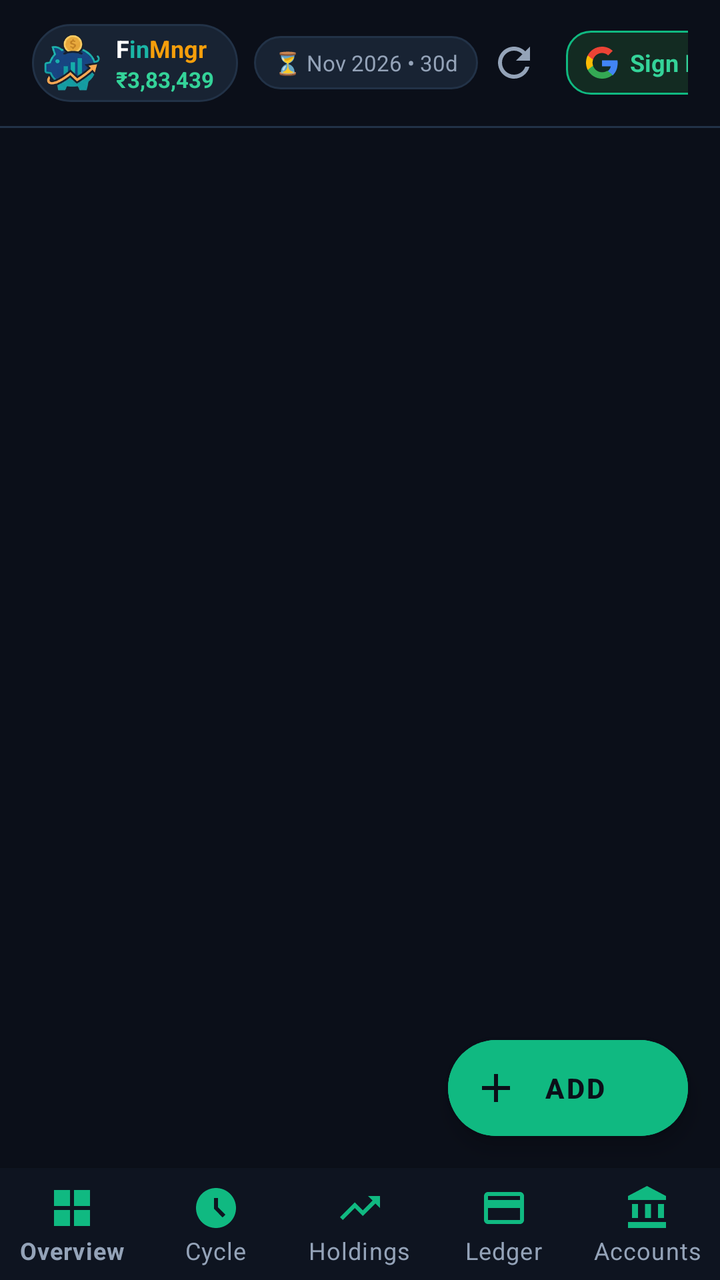
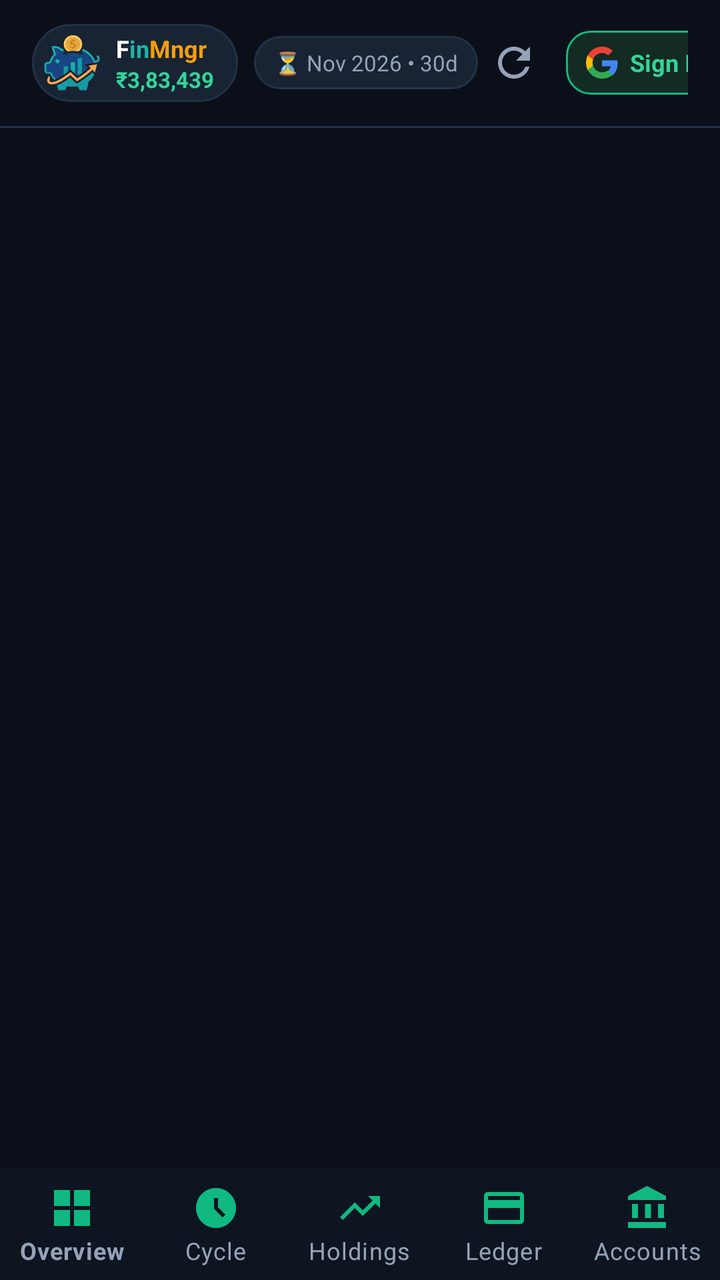

An Android layout rendered at two revisions. The XML below is the earlier revision; the diff shows what the commit changed to produce the second picture.
<!-- AndroidManifest.xml: activity theme AppTheme.NoActionBarLaunch -->
<!-- res/layout/activity_main.xml -->
<?xml version="1.0" encoding="utf-8"?>
<androidx.coordinatorlayout.widget.CoordinatorLayout
    xmlns:android="http://schemas.android.com/apk/res/android"
    xmlns:app="http://schemas.android.com/apk/res-auto"
    xmlns:tools="http://schemas.android.com/tools"
    android:layout_width="match_parent"
    android:layout_height="match_parent"
    android:background="@color/bg_dark">

    <LinearLayout
        android:layout_width="match_parent"
        android:layout_height="match_parent"
        android:orientation="vertical">

        
        <LinearLayout
            android:id="@+id/headerLayout"
            android:layout_width="match_parent"
            android:layout_height="wrap_content"
            android:orientation="horizontal"
            android:gravity="center_vertical"
            android:paddingStart="16dp"
            android:paddingEnd="16dp"
            android:paddingTop="12dp"
            android:paddingBottom="12dp"
            android:background="@color/bg_dark">

            
            <LinearLayout
                android:layout_width="wrap_content"
                android:layout_height="wrap_content"
                android:orientation="horizontal"
                android:gravity="center_vertical"
                android:background="@drawable/bg_pill_dark"
                android:paddingStart="6dp"
                android:paddingEnd="12dp"
                android:paddingTop="4dp"
                android:paddingBottom="4dp">

                <ImageView
                    android:layout_width="28dp"
                    android:layout_height="28dp"
                    android:src="@drawable/ic_finmngr_piggy"
                    android:contentDescription="FinMngr Logo" />

                <LinearLayout
                    android:layout_width="wrap_content"
                    android:layout_height="wrap_content"
                    android:orientation="vertical"
                    android:layout_marginStart="8dp">

                    <LinearLayout
                        android:layout_width="wrap_content"
                        android:layout_height="wrap_content"
                        android:orientation="horizontal">

                        <TextView
                            android:layout_width="wrap_content"
                            android:layout_height="wrap_content"
                            android:text="F"
                            android:textColor="#FFFFFF"
                            android:textSize="12sp"
                            android:textStyle="bold" />

                        <TextView
                            android:layout_width="wrap_content"
                            android:layout_height="wrap_content"
                            android:text="in"
                            android:textColor="#1BB5A6"
                            android:textSize="12sp"
                            android:textStyle="bold" />

                        <TextView
                            android:layout_width="wrap_content"
                            android:layout_height="wrap_content"
                            android:text="Mngr"
                            android:textColor="#F59E0B"
                            android:textSize="12sp"
                            android:textStyle="bold" />
                    </LinearLayout>

                    <TextView
                        android:id="@+id/tvHeaderNetWorth"
                        android:layout_width="wrap_content"
                        android:layout_height="wrap_content"
                        android:text="₹3,83,439"
                        android:textColor="@color/green_mint"
                        android:textSize="11sp"
                        android:textStyle="bold" />
                </LinearLayout>
            </LinearLayout>

            
            <TextView
                android:id="@+id/tvHeaderCycle"
                android:layout_width="wrap_content"
                android:layout_height="wrap_content"
                android:layout_marginStart="8dp"
                android:background="@drawable/bg_pill_dark"
                android:paddingStart="10dp"
                android:paddingEnd="10dp"
                android:paddingTop="6dp"
                android:paddingBottom="6dp"
                android:text="⏳ Nov 2026 • 30d"
                android:textColor="@color/text_secondary"
                android:textSize="11sp" />

            <View
                android:layout_width="0dp"
                android:layout_height="1dp"
                android:layout_weight="1" />

            
            <ImageButton
                android:id="@+id/btnRefresh"
                android:layout_width="36dp"
                android:layout_height="36dp"
                android:background="?attr/selectableItemBackgroundBorderless"
                android:src="@drawable/ic_refresh"
                android:contentDescription="Refresh Google Sheet"
                android:padding="6dp" />

            
            <LinearLayout
                android:id="@+id/btnGoogleAuth"
                android:layout_width="wrap_content"
                android:layout_height="32dp"
                android:layout_marginStart="8dp"
                android:orientation="horizontal"
                android:gravity="center_vertical"
                android:background="@drawable/bg_chip_green"
                android:paddingStart="10dp"
                android:paddingEnd="10dp"
                android:clickable="true"
                android:focusable="true">

                <ImageView
                    android:id="@+id/ivGoogleIcon"
                    android:layout_width="16dp"
                    android:layout_height="16dp"
                    android:src="@drawable/ic_google" />

                <TextView
                    android:id="@+id/tvGoogleAuthText"
                    android:layout_width="wrap_content"
                    android:layout_height="wrap_content"
                    android:layout_marginStart="6dp"
                    android:text="Sign In"
                    android:textColor="@color/green_mint"
                    android:textSize="12sp"
                    android:textStyle="bold" />
            </LinearLayout>
        </LinearLayout>

        
        <View
            android:layout_width="match_parent"
            android:layout_height="1dp"
            android:background="@color/border_dark" />

        
        <FrameLayout
            android:id="@+id/fragmentContainer"
            android:layout_width="match_parent"
            android:layout_height="0dp"
            android:layout_weight="1" />

        
        <LinearLayout
            android:id="@+id/layoutUnauthorized"
            android:layout_width="match_parent"
            android:layout_height="0dp"
            android:layout_weight="1"
            android:orientation="vertical"
            android:gravity="center"
            android:padding="28dp"
            android:visibility="gone"
            android:background="@color/bg_dark">

            <ImageView
                android:layout_width="150dp"
                android:layout_height="48dp"
                android:layout_marginBottom="24dp"
                android:src="@drawable/logo_finmngr"
                android:adjustViewBounds="true"
                android:contentDescription="FinMngr Logo" />

            
            <FrameLayout
                android:layout_width="88dp"
                android:layout_height="88dp"
                android:background="@drawable/bg_pill_dark">

                <ImageView
                    android:id="@+id/ivUnauthorizedIcon"
                    android:layout_width="44dp"
                    android:layout_height="44dp"
                    android:layout_gravity="center"
                    android:src="@drawable/ic_lock"
                    app:tint="@color/red_rose" />
            </FrameLayout>

            <TextView
                android:id="@+id/tvUnauthorizedTitle"
                android:layout_width="wrap_content"
                android:layout_height="wrap_content"
                android:layout_marginTop="20dp"
                android:text="You are not authorized"
                android:textColor="@color/red_rose"
                android:textSize="22sp"
                android:textStyle="bold"
                android:gravity="center" />

            <TextView
                android:id="@+id/tvUnauthorizedReason"
                android:layout_width="match_parent"
                android:layout_height="wrap_content"
                android:layout_marginTop="12dp"
                android:text="Access is restricted to samiyasti@gmail.com.\nPlease sign in with the authorized Google account to view or edit your financial data."
                android:textColor="@color/text_secondary"
                android:textSize="14sp"
                android:lineSpacingExtra="4dp"
                android:gravity="center" />

            <com.google.android.material.button.MaterialButton
                android:id="@+id/btnUnauthorizedAction"
                android:layout_width="wrap_content"
                android:layout_height="52dp"
                android:layout_marginTop="28dp"
                android:paddingStart="24dp"
                android:paddingEnd="24dp"
                android:text="Sign in with samiyasti@gmail.com"
                android:textColor="#FFFFFF"
                android:textSize="14sp"
                android:textStyle="bold"
                app:backgroundTint="@color/colorPrimary"
                app:cornerRadius="26dp"
                app:icon="@drawable/ic_google"
                app:iconTint="@null"
                app:iconGravity="textStart" />
        </LinearLayout>

        
        <com.google.android.material.bottomnavigation.BottomNavigationView
            android:id="@+id/bottomNavigation"
            android:layout_width="match_parent"
            android:layout_height="wrap_content"
            android:background="@color/nav_bottom_bg"
            app:itemIconTint="@color/colorPrimary"
            app:itemTextColor="@color/text_secondary"
            app:itemRippleColor="#2010B981"
            app:labelVisibilityMode="labeled"
            app:menu="@menu/bottom_nav_menu" />

    </LinearLayout>

    
    <com.google.android.material.floatingactionbutton.ExtendedFloatingActionButton
        android:id="@+id/fabAdd"
        android:layout_width="wrap_content"
        android:layout_height="wrap_content"
        android:layout_gravity="bottom|end"
        android:layout_marginEnd="16dp"
        android:layout_marginBottom="72dp"
        android:backgroundTint="@color/green_emerald"
        android:text="Add"
        android:textColor="#0B0F19"
        android:textStyle="bold"
        app:icon="@drawable/ic_add"
        app:iconTint="#0B0F19" />

</androidx.coordinatorlayout.widget.CoordinatorLayout>
<!-- resources referenced by this layout -->
<resources>
  <color name="bg_dark">#0B0F19</color>
  <color name="border_dark">#223247</color>
  <color name="colorPrimary">#10B981</color>
  <color name="green_emerald">#10B981</color>
  <color name="green_mint">#34D399</color>
  <color name="nav_bottom_bg">#0E1420</color>
  <color name="red_rose">#F43F5E</color>
  <color name="text_secondary">#94A3B8</color>
  <!-- drawable bg_chip_green (drawable) -->
  <?xml version="1.0" encoding="utf-8"?>
  <shape xmlns:android="http://schemas.android.com/apk/res/android"
      android:shape="rectangle">
      <solid android:color="@color/green_bg" />
      <corners android:radius="12dp" />
      <stroke
          android:width="1dp"
          android:color="@color/green_emerald" />
  </shape>
  <!-- drawable bg_pill_dark (drawable) -->
  <?xml version="1.0" encoding="utf-8"?>
  <shape xmlns:android="http://schemas.android.com/apk/res/android"
      android:shape="rectangle">
      <solid android:color="@color/bg_card_secondary" />
      <corners android:radius="20dp" />
      <stroke
          android:width="1dp"
          android:color="@color/border_dark" />
  </shape>
  <!-- drawable ic_add (drawable) -->
  <vector xmlns:android="http://schemas.android.com/apk/res/android"
      android:width="24dp"
      android:height="24dp"
      android:viewportWidth="24"
      android:viewportHeight="24">
    <path
        android:fillColor="#0B0F19"
        android:pathData="M19,13h-6v6h-2v-6H5v-2h6V5h2v6h6v2z"/>
  </vector>
  <!-- drawable ic_lock (drawable) -->
  <vector xmlns:android="http://schemas.android.com/apk/res/android"
      android:width="24dp"
      android:height="24dp"
      android:viewportWidth="24"
      android:viewportHeight="24">
      <path
          android:fillColor="#FFFFFFFF"
          android:pathData="M18,8h-1V6c0,-2.76 -2.24,-5 -5,-5S7,3.24 7,6v2H6c-1.1,0 -2,0.9 -2,2v10c0,1.1 0.9,2 2,2h12c1.1,0 2,-0.9 2,-2V10c0,-1.1 -0.9,-2 -2,-2zM12,17c-1.1,0 -2,-0.9 -2,-2s0.9,-2 2,-2 2,0.9 2,2 -0.9,2 -2,2zm3.1,-9H8.9V6c0,-1.71 1.39,-3.1 3.1,-3.1 1.71,0 3.1,1.39 3.1,3.1v2z"/>
  </vector>
  <!-- drawable ic_refresh (drawable) -->
  <vector xmlns:android="http://schemas.android.com/apk/res/android"
      android:width="24dp"
      android:height="24dp"
      android:viewportWidth="24"
      android:viewportHeight="24">
    <path
        android:fillColor="#94A3B8"
        android:pathData="M17.65,6.35C16.2,4.9 14.21,4 12,4c-4.42,0 -7.99,3.58 -7.99,8s3.57,8 7.99,8c3.73,0 6.84,-2.55 7.73,-6h-2.08c-0.82,2.33 -3.04,4 -5.65,4 -3.31,0 -6,-2.69 -6,-6s2.69,-6 6,-6c1.66,0 3.14,0.69 4.22,1.78L13,11h7V4l-2.35,2.35z"/>
  </vector>
  <style name="AppTheme.NoActionBarLaunch" parent="AppTheme">
      </style>
  <color name="green_bg">#132B22</color>
  <color name="bg_card_secondary">#182333</color>
  <style name="AppTheme" parent="Theme.MaterialComponents.DayNight.NoActionBar">
          <item name="colorPrimary">@color/colorPrimary</item>
          <item name="colorPrimaryDark">@color/colorPrimaryDark</item>
          <item name="colorAccent">@color/colorAccent</item>
          <item name="android:windowBackground">@color/bg_dark</item>
          <item name="android:statusBarColor">@color/bg_dark</item>
          <item name="android:navigationBarColor">@color/nav_bottom_bg</item>
          <item name="android:textColorPrimary">@color/text_primary</item>
          <item name="android:textColorSecondary">@color/text_secondary</item>
      </style>
  <color name="colorPrimaryDark">#0B0F19</color>
  <color name="colorAccent">#10B981</color>
  <color name="text_primary">#F8FAFC</color>
  <!-- unchanged entries left out for length: 3 -->
</resources>

<!-- the commit's change to res/layout/activity_main.xml (unified diff, before → after) -->
@@ -254,19 +254,6 @@
 
     </LinearLayout>
 
-    
-    <com.google.android.material.floatingactionbutton.ExtendedFloatingActionButton
-        android:id="@+id/fabAdd"
-        android:layout_width="wrap_content"
-        android:layout_height="wrap_content"
-        android:layout_gravity="bottom|end"
-        android:layout_marginEnd="16dp"
-        android:layout_marginBottom="72dp"
-        android:backgroundTint="@color/green_emerald"
-        android:text="Add"
-        android:textColor="#0B0F19"
-        android:textStyle="bold"
-        app:icon="@drawable/ic_add"
-        app:iconTint="#0B0F19" />
+
 
 </androidx.coordinatorlayout.widget.CoordinatorLayout>
<!-- resource entries referenced after the edit -->
@@ -28,16 +28,6 @@
           android:width="1dp"
           android:color="@color/border_dark" />
   </shape>
-  <!-- drawable ic_add (drawable) -->
-  <vector xmlns:android="http://schemas.android.com/apk/res/android"
-      android:width="24dp"
-      android:height="24dp"
-      android:viewportWidth="24"
-      android:viewportHeight="24">
-    <path
-        android:fillColor="#0B0F19"
-        android:pathData="M19,13h-6v6h-2v-6H5v-2h6V5h2v6h6v2z"/>
-  </vector>
   <!-- drawable ic_lock (drawable) -->
   <vector xmlns:android="http://schemas.android.com/apk/res/android"
       android:width="24dp"
